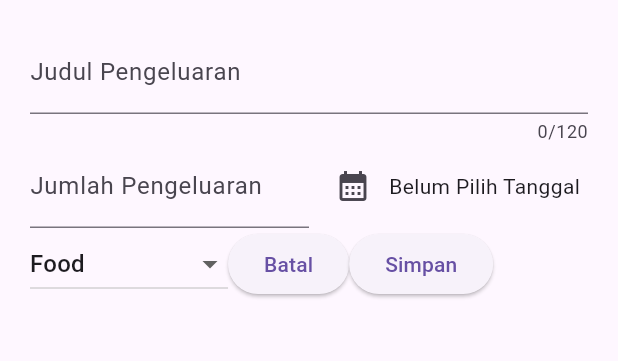
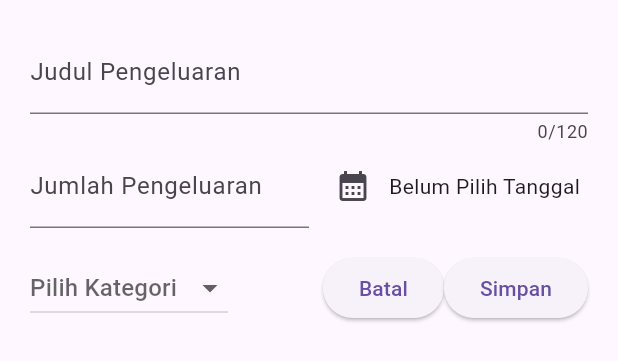
Before and after one commit to hydshsh/app_catatan_pengeluaran, a Flutter app: the AddExpense widget shown alone on an empty page, opened directly, on a phone screen of 412 x 824 dp. Shown: the top 361 px of the screen. Run offline on Flutter 3.47's test engine with Material 3 defaults, Android fonts, the phone set to English and light mode, and no system bars.

Commit message:
Minor Update--

```diff
--- a/lib/widgets/add_expense.dart
+++ b/lib/widgets/add_expense.dart
@@ -13,7 +13,7 @@ class _AddExpenseState extends State<AddExpense> {
   final _titleController = TextEditingController();
   final _amountController = TextEditingController();
   DateTime? _selectedDate;
-  Category _selectedCategory = Category.Food;
+  Category? _selectedCategory;
 
   void _openDatePicker() async {
     final now = DateTime.now();
@@ -84,9 +84,14 @@ class _AddExpenseState extends State<AddExpense> {
               ),
             ],
           ),
+          const SizedBox(
+            height: 16,
+          ),
           Row(
+            mainAxisAlignment: MainAxisAlignment.end,
             children: [
               DropdownButton(
+                hint: const Text('Pilih Kategori'),
                 value: _selectedCategory,
                 items: Category.values
                     .map(
@@ -108,6 +113,7 @@ class _AddExpenseState extends State<AddExpense> {
                   print(value);
                 },
               ),
+              Spacer(),
               ElevatedButton(
                 onPressed: () {
                   Navigator.pop(context);
```
